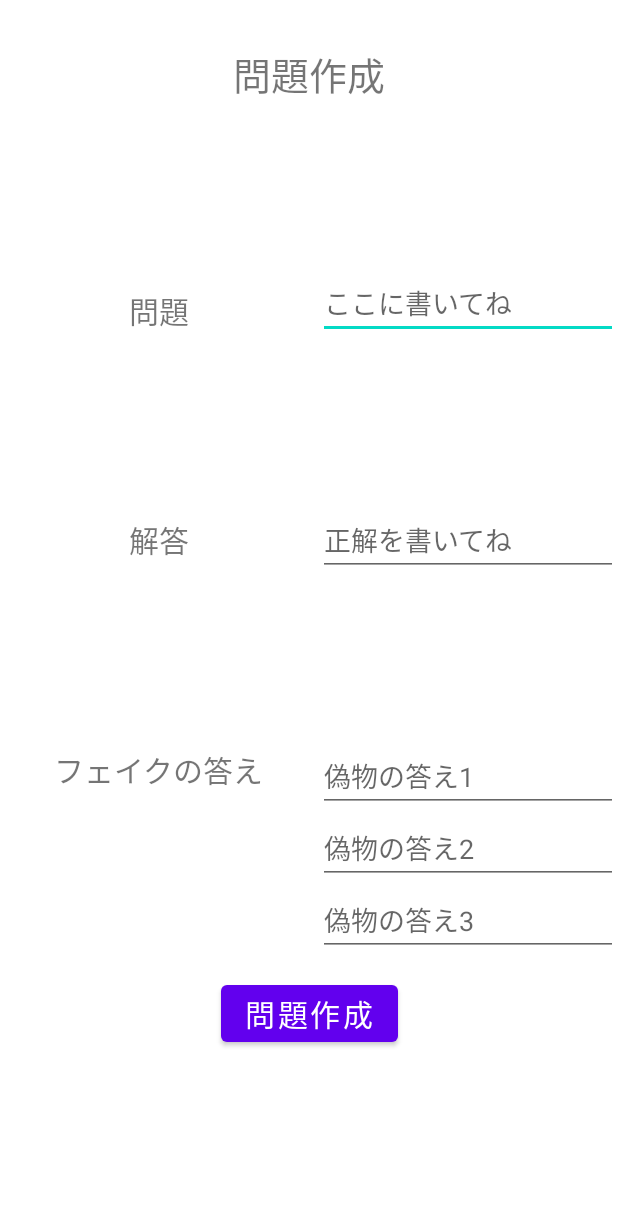
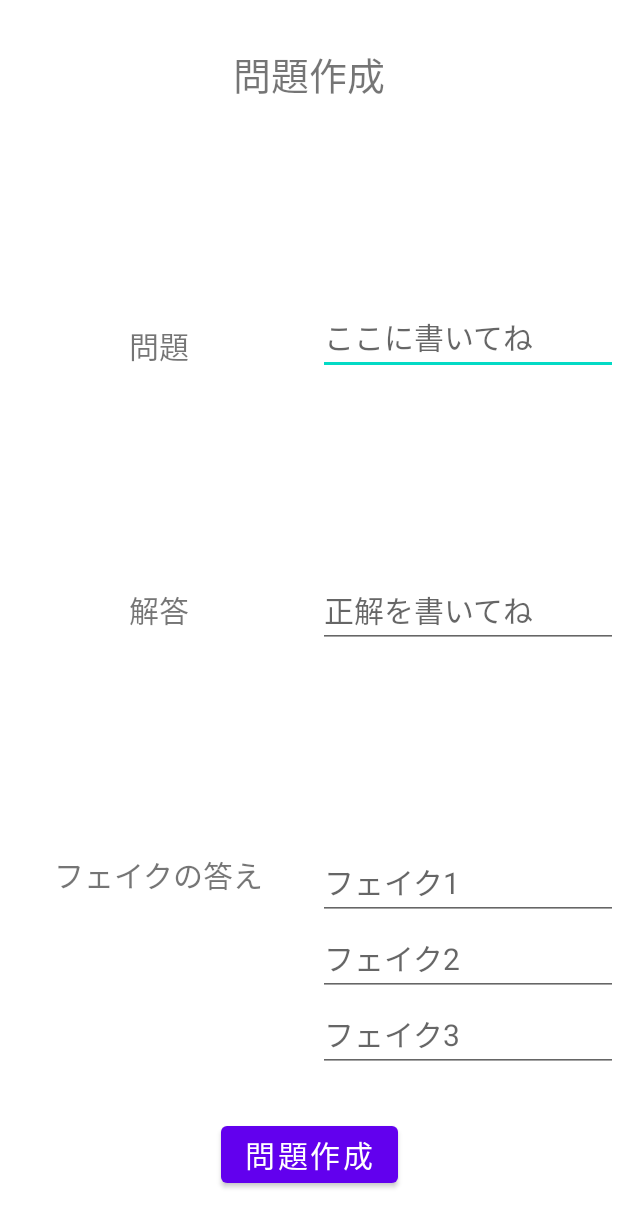
Before and after one commit to mayuYoshikawa/QuizApp, an Android app: the layout fragment_create_quiz.xml on its own in the app's theme, with its tools: preview values and no code run, on a phone screen of 412 x 824 dp. Shown: the top 1227 px of the screen. Run offline under Robolectric (Android 15) with nearby library versions, the phone set to English and light mode, and no system bars.

Commit message:
画面遷移とxml修正

```diff
--- a/app/src/main/java/com/example/quizapp/MainActivity.kt
+++ b/app/src/main/java/com/example/quizapp/MainActivity.kt
@@ -2,10 +2,16 @@ package com.example.quizapp
 
 import androidx.appcompat.app.AppCompatActivity
 import android.os.Bundle
+import android.widget.Button
+import com.example.quizapp.databinding.ActivityMainBinding
 
 class MainActivity : AppCompatActivity() {
+
+    private lateinit var binding : ActivityMainBinding
+
     override fun onCreate(savedInstanceState: Bundle?) {
         super.onCreate(savedInstanceState)
+
         setContentView(R.layout.activity_main)
     }
 }
--- a/app/src/main/res/layout/fragment_create_quiz.xml
+++ b/app/src/main/res/layout/fragment_create_quiz.xml
@@ -4,13 +4,13 @@
     xmlns:tools="http://schemas.android.com/tools"
     android:layout_width="match_parent"
     android:layout_height="match_parent"
-    tools:context="fragment.CreateQuiz">
+    tools:context="fragment.CreateQuizFragment">
 
     <TextView
         android:id="@+id/create_quiz_text"
         android:layout_width="wrap_content"
         android:layout_height="wrap_content"
-        android:layout_marginTop="30sp"
+        android:layout_marginTop="30dp"
         android:text="@string/createQuiz"
         android:textSize="25sp"
         app:layout_constraintEnd_toEndOf="parent"
@@ -30,10 +30,11 @@
 
     <EditText
         android:id="@+id/input_question_edit_text"
-        android:layout_width="200sp"
+        android:layout_width="200dp"
         android:layout_height="wrap_content"
         android:hint="@string/hint_question"
         android:inputType="text"
+        android:textSize="20sp"
         app:layout_constraintBottom_toTopOf="@id/input_answer_edit_text"
         app:layout_constraintEnd_toEndOf="parent"
         app:layout_constraintTop_toBottomOf="@+id/create_quiz_text" />
@@ -51,10 +52,11 @@
 
     <EditText
         android:id="@+id/input_answer_edit_text"
-        android:layout_width="200sp"
+        android:layout_width="200dp"
         android:layout_height="wrap_content"
         android:hint="@string/hint_answer"
         android:inputType="text"
+        android:textSize="20sp"
         app:layout_constraintBottom_toTopOf="@+id/input_fake_1"
         app:layout_constraintEnd_toEndOf="parent"
         app:layout_constraintTop_toBottomOf="@+id/input_question_edit_text" />
@@ -73,29 +75,32 @@
 
     <EditText
         android:id="@+id/input_fake_1"
-        android:layout_width="200sp"
+        android:layout_width="200dp"
         android:layout_height="wrap_content"
         android:hint="@string/hint_fake1"
         android:inputType="text"
+        android:textSize="20sp"
         app:layout_constraintBottom_toTopOf="@+id/create_quiz_button"
         app:layout_constraintEnd_toEndOf="parent"
         app:layout_constraintTop_toBottomOf="@+id/input_answer_edit_text" />
 
     <EditText
         android:id="@+id/input_fake_2"
-        android:layout_width="200sp"
+        android:layout_width="200dp"
         android:layout_height="wrap_content"
         android:hint="@string/hint_fake2"
         android:inputType="text"
+        android:textSize="20sp"
         app:layout_constraintEnd_toEndOf="parent"
         app:layout_constraintTop_toBottomOf="@+id/input_fake_1" />
 
     <EditText
         android:id="@+id/input_fake_3"
-        android:layout_width="200sp"
+        android:layout_width="200dp"
         android:layout_height="wrap_content"
         android:hint="@string/hint_fake3"
         android:inputType="text"
+        android:textSize="20sp"
         app:layout_constraintEnd_toEndOf="parent"
         app:layout_constraintTop_toBottomOf="@id/input_fake_2" />
 
@@ -108,6 +113,6 @@
         app:layout_constraintBottom_toBottomOf="parent"
         app:layout_constraintEnd_toEndOf="parent"
         app:layout_constraintStart_toStartOf="parent"
-        app:layout_constraintTop_toBottomOf="@id/input_fake_text" />
+        app:layout_constraintTop_toBottomOf="@id/input_fake_3" />
 
 </androidx.constraintlayout.widget.ConstraintLayout>
--- a/app/src/main/res/layout/fragment_select.xml
+++ b/app/src/main/res/layout/fragment_select.xml
@@ -10,7 +10,7 @@
         android:id="@+id/select_text"
         android:layout_width="wrap_content"
         android:layout_height="wrap_content"
-        android:layout_marginTop="30sp"
+        android:layout_marginTop="30dp"
         android:text="@string/select_number_question"
         android:textSize="25sp"
         app:layout_constraintEnd_toEndOf="parent"
@@ -21,7 +21,6 @@
         android:id="@+id/radio_question"
         android:layout_width="wrap_content"
         android:layout_height="wrap_content"
-        android:layout_marginBottom="10sp"
         app:layout_constraintBottom_toTopOf="@+id/quiz_start_button"
         app:layout_constraintEnd_toEndOf="parent"
         app:layout_constraintStart_toStartOf="parent"
@@ -56,4 +55,5 @@
         app:layout_constraintEnd_toEndOf="parent"
         app:layout_constraintStart_toStartOf="parent"
         app:layout_constraintTop_toTopOf="parent" />
+
 </androidx.constraintlayout.widget.ConstraintLayout>
--- a/app/src/main/res/values/strings.xml
+++ b/app/src/main/res/values/strings.xml
@@ -13,9 +13,9 @@
     <string name="hint_question">ここに書いてね</string>
     <string name="fake_answer">フェイクの答え</string>
     <string name="hint_answer">正解を書いてね</string>
-    <string name="hint_fake1">偽物の答え1</string>
-    <string name="hint_fake2">偽物の答え2</string>
-    <string name="hint_fake3">偽物の答え3</string>
+    <string name="hint_fake1">フェイク1</string>
+    <string name="hint_fake2">フェイク2</string>
+    <string name="hint_fake3">フェイク3</string>
     <string name="select_number_question">問題数を選択してください</string>
     <string name="top_text">TOP</string>
 </resources>
```
Also changed, not shown: app/build.gradle (+10 -0 lines), app/src/main/res/layout/activity_main.xml (+7 -8 lines), app/src/main/res/layout/fragment_top.xml (+5 -5 lines), app/src/main/res/navigation/nav_graph.xml (added, +31 -0 lines), build.gradle (+9 -0 lines).
